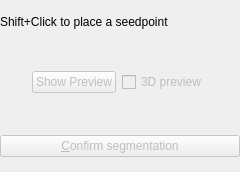
This is Modules/SegmentationUI/Qmitk/QmitkAdaptiveRegionGrowingToolGUIControls.ui in MITK/MITK as Qt 5 draws it before an edit. The edited form follows.
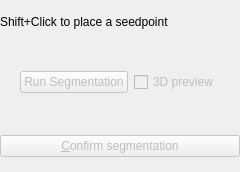
This is the edited form. Custom widgets are drawn as their Qt base class.

Commit message: Usability improvements like slider initialisartion

Diff of the .ui file:
```diff
--- a/Modules/SegmentationUI/Qmitk/QmitkAdaptiveRegionGrowingToolGUIControls.ui
+++ b/Modules/SegmentationUI/Qmitk/QmitkAdaptiveRegionGrowingToolGUIControls.ui
@@ -76,7 +76,7 @@
         <bool>false</bool>
        </property>
        <property name="sizePolicy">
-        <sizepolicy hsizetype="Expanding" vsizetype="Fixed">
+        <sizepolicy hsizetype="Maximum" vsizetype="Fixed">
          <horstretch>0</horstretch>
          <verstretch>0</verstretch>
         </sizepolicy>
@@ -88,7 +88,7 @@
         <string>Press to start the segmentation of the tubular structure.</string>
        </property>
        <property name="text">
-        <string>Show Preview</string>
+        <string>Run Segmentation</string>
        </property>
        <property name="shortcut">
         <string>Alt+R</string>
@@ -101,7 +101,7 @@
         <bool>false</bool>
        </property>
        <property name="sizePolicy">
-        <sizepolicy hsizetype="Minimum" vsizetype="Fixed">
+        <sizepolicy hsizetype="Maximum" vsizetype="Fixed">
          <horstretch>0</horstretch>
          <verstretch>0</verstretch>
         </sizepolicy>
```
The commit also changes 1 other file.
